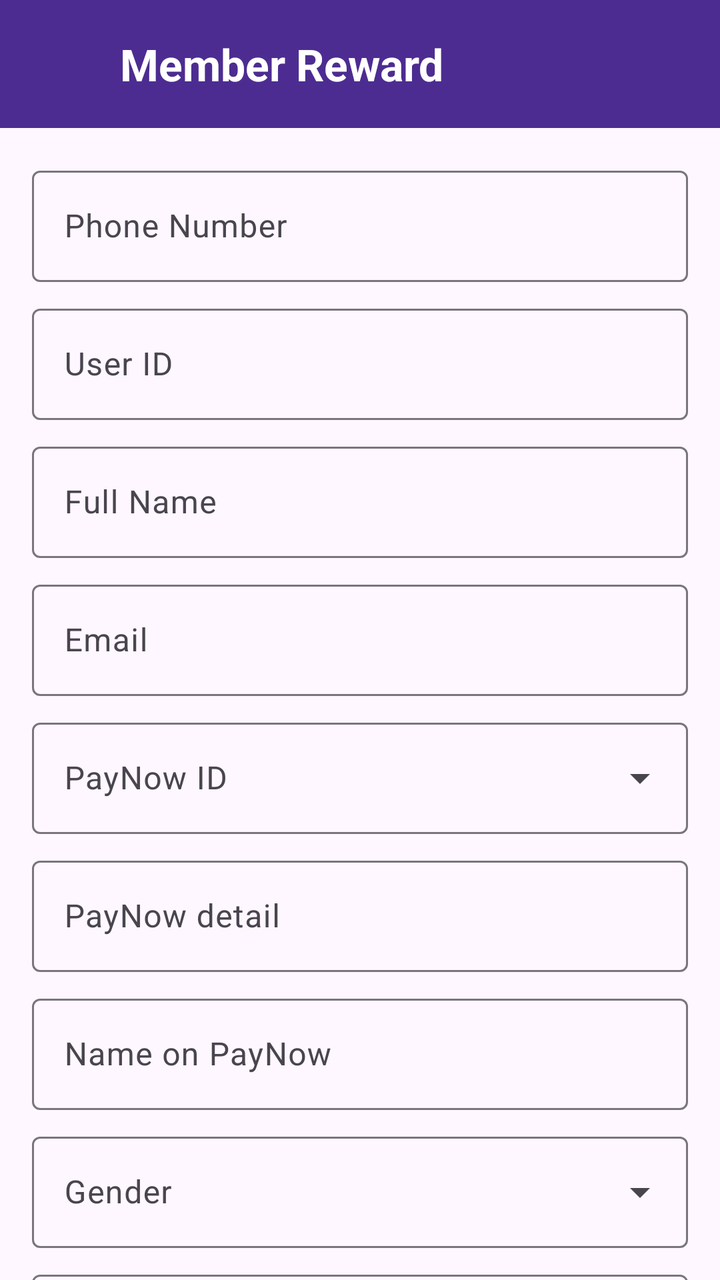
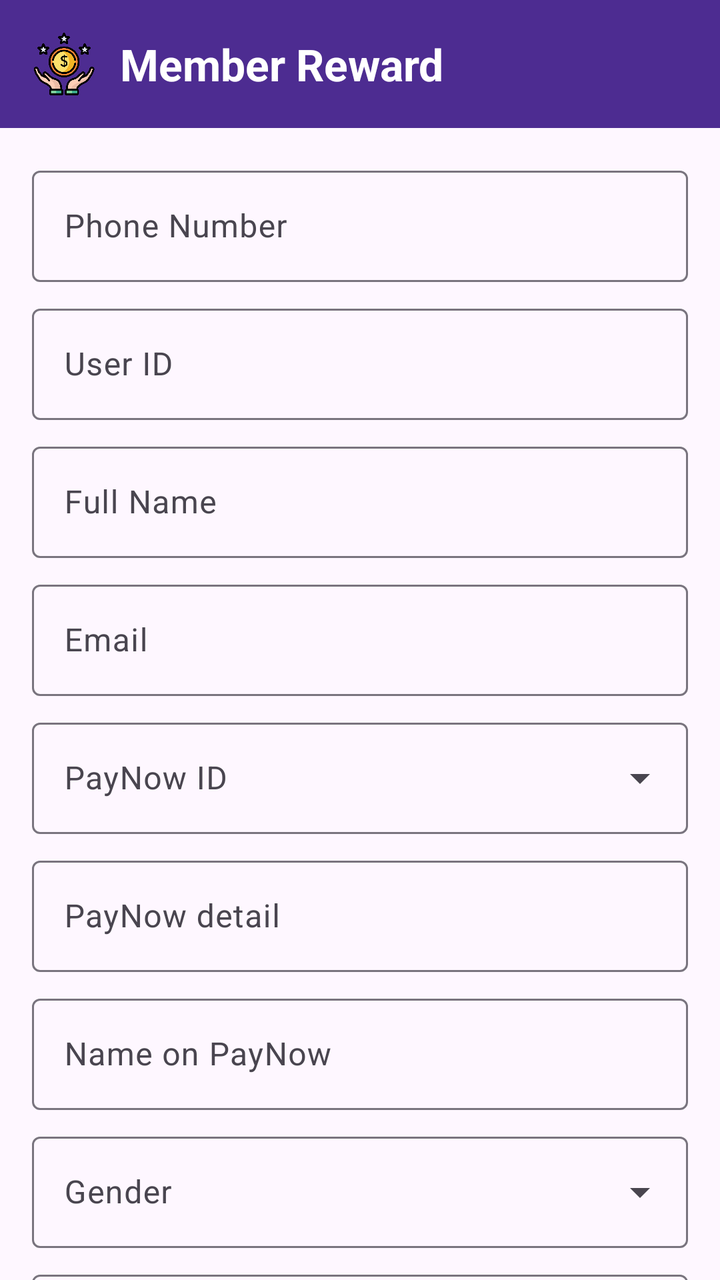

Two renders of the same Android screen: before a commit and after it. Below are the layout's source before the change and the commit's diff.
<!-- AndroidManifest.xml: application theme Theme.ContactSync -->
<!-- res/layout/activity_main.xml -->
<?xml version="1.0" encoding="utf-8"?>
<androidx.constraintlayout.widget.ConstraintLayout xmlns:android="http://schemas.android.com/apk/res/android"
    xmlns:app="http://schemas.android.com/apk/res-auto"
    xmlns:tools="http://schemas.android.com/tools"
    android:layout_width="match_parent"
    android:layout_height="match_parent"
    tools:context=".MainActivity">

    <com.google.android.material.appbar.MaterialToolbar
        android:id="@+id/toolbar"
        android:layout_width="match_parent"
        android:layout_height="?attr/actionBarSize"
        android:background="?attr/colorPrimary"
        app:layout_constraintTop_toTopOf="parent"
        app:titleTextColor="?attr/colorOnPrimary">

        <LinearLayout
            android:layout_width="wrap_content"
            android:layout_height="match_parent"
            android:layout_gravity="start|center_vertical"
            android:gravity="center_vertical"
            android:orientation="horizontal">

            <ImageView
                android:id="@+id/toolbarBrandLogoImage"
                android:layout_width="32dp"
                android:layout_height="32dp"
                android:layout_marginEnd="12dp"
                android:contentDescription="@string/brand_logo_content_description"
                android:scaleType="fitCenter"
                android:src="@drawable/tenant_brand_mark" />

            <TextView
                android:id="@+id/toolbarTitleText"
                android:layout_width="wrap_content"
                android:layout_height="wrap_content"
                android:text="@string/app_name"
                android:textAppearance="?attr/textAppearanceTitleLarge"
                android:textColor="?attr/colorOnPrimary"
                android:textStyle="bold" />
        </LinearLayout>
    </com.google.android.material.appbar.MaterialToolbar>

    <androidx.core.widget.NestedScrollView
        android:id="@+id/contentScrollView"
        android:layout_width="0dp"
        android:layout_height="0dp"
        android:fillViewport="true"
        app:layout_constraintTop_toBottomOf="@id/toolbar"
        app:layout_constraintBottom_toBottomOf="parent"
        app:layout_constraintStart_toStartOf="parent"
        app:layout_constraintEnd_toEndOf="parent">

        <LinearLayout
            android:id="@+id/configContainer"
            android:layout_width="match_parent"
            android:layout_height="wrap_content"
            android:gravity="center_horizontal"
            android:orientation="vertical"
            android:padding="16dp">

            <com.google.android.material.textfield.TextInputLayout
                android:id="@+id/userPhoneInputLayout"
                style="@style/Widget.Material3.TextInputLayout.OutlinedBox"
                android:layout_width="match_parent"
                android:layout_height="wrap_content"
                android:hint="@string/user_phone_hint">

                <com.google.android.material.textfield.TextInputEditText
                    android:id="@+id/userPhoneInput"
                    android:layout_width="match_parent"
                    android:layout_height="wrap_content"
                    android:enabled="false"
                    android:focusable="false"
                    android:inputType="phone" />
            </com.google.android.material.textfield.TextInputLayout>

            <com.google.android.material.textfield.TextInputLayout
                android:id="@+id/userIdInputLayout"
                style="@style/Widget.Material3.TextInputLayout.OutlinedBox"
                android:layout_width="match_parent"
                android:layout_height="wrap_content"
                android:layout_marginTop="8dp"
                android:hint="@string/user_id_hint">

                <com.google.android.material.textfield.TextInputEditText
                    android:id="@+id/userIdInput"
                    android:layout_width="match_parent"
                    android:layout_height="wrap_content"
                    android:imeOptions="actionNext"
                    android:inputType="text"
                    android:nextFocusForward="@id/userFullNameInput"
                    android:nextFocusDown="@id/userFullNameInput" />
            </com.google.android.material.textfield.TextInputLayout>

            <com.google.android.material.textfield.TextInputLayout
                android:id="@+id/userFullNameInputLayout"
                style="@style/Widget.Material3.TextInputLayout.OutlinedBox"
                android:layout_width="match_parent"
                android:layout_height="wrap_content"
                android:layout_marginTop="8dp"
                android:hint="@string/user_full_name_hint">

                <com.google.android.material.textfield.TextInputEditText
                    android:id="@+id/userFullNameInput"
                    android:layout_width="match_parent"
                    android:layout_height="wrap_content"
                    android:imeOptions="actionNext"
                    android:inputType="textPersonName"
                    android:nextFocusForward="@id/userEmailInput"
                    android:nextFocusDown="@id/userEmailInput" />
            </com.google.android.material.textfield.TextInputLayout>

            <com.google.android.material.textfield.TextInputLayout
                android:id="@+id/userEmailInputLayout"
                style="@style/Widget.Material3.TextInputLayout.OutlinedBox"
                android:layout_width="match_parent"
                android:layout_height="wrap_content"
                android:layout_marginTop="8dp"
                android:hint="@string/user_email_hint">

                <com.google.android.material.textfield.TextInputEditText
                    android:id="@+id/userEmailInput"
                    android:layout_width="match_parent"
                    android:layout_height="wrap_content"
                    android:imeOptions="actionNext"
                    android:inputType="textEmailAddress"
                    android:nextFocusForward="@id/paynowIdTypeInput"
                    android:nextFocusDown="@id/paynowIdTypeInput" />
            </com.google.android.material.textfield.TextInputLayout>

            <com.google.android.material.textfield.TextInputLayout
                android:id="@+id/paynowIdTypeInputLayout"
                style="@style/Widget.Material3.TextInputLayout.OutlinedBox.ExposedDropdownMenu"
                android:layout_width="match_parent"
                android:layout_height="wrap_content"
                android:layout_marginTop="8dp"
                android:hint="@string/paynow_id_type_hint">

                <com.google.android.material.textfield.MaterialAutoCompleteTextView
                    android:id="@+id/paynowIdTypeInput"
                    android:layout_width="match_parent"
                    android:layout_height="wrap_content"
                    android:imeOptions="actionNext"
                    android:inputType="none"
                    android:nextFocusForward="@id/paynowIdValueInput"
                    android:nextFocusDown="@id/paynowIdValueInput" />
            </com.google.android.material.textfield.TextInputLayout>

            <com.google.android.material.textfield.TextInputLayout
                android:id="@+id/paynowIdValueInputLayout"
                style="@style/Widget.Material3.TextInputLayout.OutlinedBox"
                android:layout_width="match_parent"
                android:layout_height="wrap_content"
                android:layout_marginTop="8dp"
                android:hint="@string/paynow_id_value_hint">

                <com.google.android.material.textfield.TextInputEditText
                    android:id="@+id/paynowIdValueInput"
                    android:layout_width="match_parent"
                    android:layout_height="wrap_content"
                    android:imeOptions="actionNext"
                    android:inputType="text"
                    android:nextFocusForward="@id/paynowNameInput"
                    android:nextFocusDown="@id/paynowNameInput" />
            </com.google.android.material.textfield.TextInputLayout>

            <com.google.android.material.textfield.TextInputLayout
                android:id="@+id/paynowNameInputLayout"
                style="@style/Widget.Material3.TextInputLayout.OutlinedBox"
                android:layout_width="match_parent"
                android:layout_height="wrap_content"
                android:layout_marginTop="8dp"
                android:hint="@string/paynow_name_hint">

                <com.google.android.material.textfield.TextInputEditText
                    android:id="@+id/paynowNameInput"
                    android:layout_width="match_parent"
                    android:layout_height="wrap_content"
                    android:imeOptions="actionNext"
                    android:inputType="text"
                    android:nextFocusForward="@id/genderInput"
                    android:nextFocusDown="@id/genderInput" />
            </com.google.android.material.textfield.TextInputLayout>

            <com.google.android.material.textfield.TextInputLayout
                android:id="@+id/genderInputLayout"
                style="@style/Widget.Material3.TextInputLayout.OutlinedBox.ExposedDropdownMenu"
                android:layout_width="match_parent"
                android:layout_height="wrap_content"
                android:layout_marginTop="8dp"
                android:hint="@string/gender_hint">

                <com.google.android.material.textfield.MaterialAutoCompleteTextView
                    android:id="@+id/genderInput"
                    android:layout_width="match_parent"
                    android:layout_height="wrap_content"
                    android:imeOptions="actionNext"
                    android:inputType="none"
                    android:nextFocusForward="@id/birthdayInput"
                    android:nextFocusDown="@id/birthdayInput" />
            </com.google.android.material.textfield.TextInputLayout>

            <com.google.android.material.textfield.TextInputLayout
                android:id="@+id/birthdayInputLayout"
                style="@style/Widget.Material3.TextInputLayout.OutlinedBox"
                android:layout_width="match_parent"
                android:layout_height="wrap_content"
                android:layout_marginTop="8dp"
                android:hint="@string/birthday_hint">

                <com.google.android.material.textfield.TextInputEditText
                    android:id="@+id/birthdayInput"
                    android:layout_width="match_parent"
                    android:layout_height="wrap_content"
                    android:clickable="true"
                    android:focusable="false"
                    android:inputType="none"
                    android:imeOptions="actionNext"
                    android:nextFocusForward="@id/occupationInput"
                    android:nextFocusDown="@id/occupationInput" />
            </com.google.android.material.textfield.TextInputLayout>

            <com.google.android.material.textfield.TextInputLayout
                android:id="@+id/occupationInputLayout"
                style="@style/Widget.Material3.TextInputLayout.OutlinedBox"
                android:layout_width="match_parent"
                android:layout_height="wrap_content"
                android:layout_marginTop="8dp"
                android:hint="@string/occupation_hint">

                <com.google.android.material.textfield.TextInputEditText
                    android:id="@+id/occupationInput"
                    android:layout_width="match_parent"
                    android:layout_height="wrap_content"
                    android:imeOptions="actionDone"
                    android:inputType="text" />
            </com.google.android.material.textfield.TextInputLayout>

            <TextView
                android:id="@+id/idPhotoInstructionText"
                android:layout_width="match_parent"
                android:layout_height="wrap_content"
                android:layout_marginTop="12dp"
                android:text="@string/selfie_instruction"
                android:textAppearance="?attr/textAppearanceBodyMedium" />

            <com.google.android.material.button.MaterialButton
                android:id="@+id/uploadImageButton"
                android:layout_width="match_parent"
                android:layout_height="wrap_content"
                android:layout_marginTop="12dp"
                android:text="@string/take_selfie"
                app:icon="@android:drawable/ic_menu_camera" />

            <ProgressBar
                android:id="@+id/progressBar"
                style="?android:attr/progressBarStyleHorizontal"
                android:layout_width="match_parent"
                android:layout_height="wrap_content"
                android:layout_marginTop="8dp"
                android:indeterminate="true"
                android:visibility="gone" />

            <TextView
                android:id="@+id/statusText"
                android:layout_width="match_parent"
                android:layout_height="wrap_content"
                android:layout_marginTop="16dp"
                android:paddingBottom="24dp"
                android:text="@string/status_idle"
                android:visibility="gone"
                android:textAppearance="?attr/textAppearanceBodyMedium" />

        </LinearLayout>

    </androidx.core.widget.NestedScrollView>

</androidx.constraintlayout.widget.ConstraintLayout>
<!-- resources referenced by this layout -->
<resources>
  <string name="app_name">Member Reward</string>
  <string name="birthday_hint">Birthday</string>
  <string name="brand_logo_content_description">Tenant logo</string>
  <string name="gender_hint">Gender</string>
  <string name="occupation_hint">Occupation</string>
  <string name="paynow_id_type_hint">PayNow ID</string>
  <string name="paynow_id_value_hint">PayNow detail</string>
  <string name="paynow_name_hint">Name on PayNow</string>
  <string name="selfie_instruction">Please take a selfie before continuing.</string>
  <string name="status_idle">Status: Ready</string>
  <string name="take_selfie">Take Selfie</string>
  <string name="user_email_hint">Email</string>
  <string name="user_full_name_hint">Full Name</string>
  <string name="user_id_hint">User ID</string>
  <string name="user_phone_hint">Phone Number</string>
  <style name="Theme.ContactSync" parent="Theme.Material3.DayNight.NoActionBar">
          <item name="colorPrimary">@color/brand_primary</item>
          <item name="colorOnPrimary">@color/brand_on_primary</item>
          <item name="android:statusBarColor">@color/brand_primary</item>
          <item name="android:navigationBarColor">@color/brand_surface</item>
          <item name="colorSurface">@color/brand_surface</item>
      </style>
  <color name="brand_primary">#4D2C91</color>
  <color name="brand_on_primary">#FFFFFF</color>
  <color name="brand_surface">#F7F4FB</color>
</resources>

<!-- the commit's change to res/layout/activity_main.xml (unified diff, before → after) -->
@@ -9,14 +9,15 @@
     <com.google.android.material.appbar.MaterialToolbar
         android:id="@+id/toolbar"
         android:layout_width="match_parent"
-        android:layout_height="?attr/actionBarSize"
+        android:layout_height="wrap_content"
         android:background="?attr/colorPrimary"
+        android:minHeight="?attr/actionBarSize"
         app:layout_constraintTop_toTopOf="parent"
         app:titleTextColor="?attr/colorOnPrimary">
 
         <LinearLayout
             android:layout_width="wrap_content"
-            android:layout_height="match_parent"
+            android:layout_height="wrap_content"
             android:layout_gravity="start|center_vertical"
             android:gravity="center_vertical"
             android:orientation="horizontal">
@@ -45,6 +46,7 @@
         android:id="@+id/contentScrollView"
         android:layout_width="0dp"
         android:layout_height="0dp"
+        android:clipToPadding="false"
         android:fillViewport="true"
         app:layout_constraintTop_toBottomOf="@id/toolbar"
         app:layout_constraintBottom_toBottomOf="parent"
<!-- resource entries referenced after the edit -->
@@ -1,5 +1,13 @@
 <!-- resources referenced by this layout -->
 <resources>
+  <!-- drawable tenant_brand_mark (drawable) -->
+  <?xml version="1.0" encoding="utf-8"?>
+  <inset xmlns:android="http://schemas.android.com/apk/res/android"
+      android:drawable="@mipmap/ic_launcher"
+      android:insetLeft="4dp"
+      android:insetTop="4dp"
+      android:insetRight="4dp"
+      android:insetBottom="4dp" />
   <string name="app_name">Member Reward</string>
   <string name="birthday_hint">Birthday</string>
   <string name="brand_logo_content_description">Tenant logo</string>
